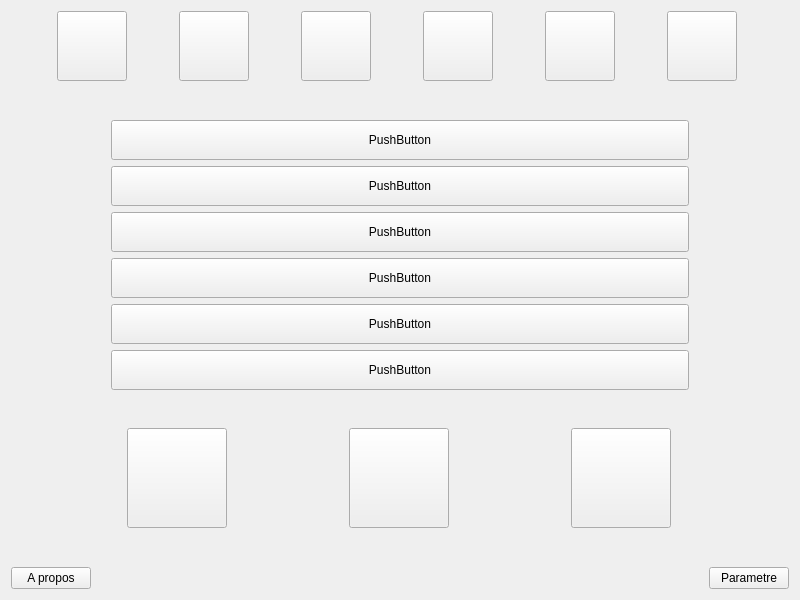
Before: the Qt Designer form carrerainterface.ui in Arrera-Software/Arrera-Interface, drawn with Qt 5.
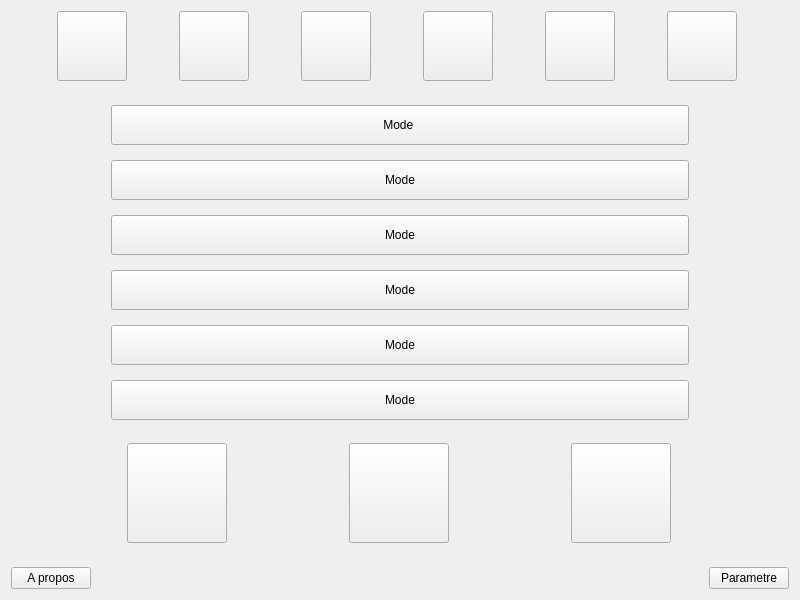
After: the same form once the commit is applied. Icons and pictures are not drawn.

```diff
--- a/carrerainterface.ui
+++ b/carrerainterface.ui
@@ -217,6 +217,9 @@
    </item>
    <item>
     <layout class="QVBoxLayout" name="mode">
+     <property name="spacing">
+      <number>15</number>
+     </property>
      <property name="leftMargin">
       <number>100</number>
      </property>
@@ -235,7 +238,7 @@
         </size>
        </property>
        <property name="text">
-        <string>PushButton</string>
+        <string>Mode </string>
        </property>
       </widget>
      </item>
@@ -254,7 +257,7 @@
         </size>
        </property>
        <property name="text">
-        <string>PushButton</string>
+        <string>Mode</string>
        </property>
       </widget>
      </item>
@@ -267,7 +270,7 @@
         </size>
        </property>
        <property name="text">
-        <string>PushButton</string>
+        <string>Mode</string>
        </property>
       </widget>
      </item>
@@ -280,7 +283,7 @@
         </size>
        </property>
        <property name="text">
-        <string>PushButton</string>
+        <string>Mode</string>
        </property>
       </widget>
      </item>
@@ -293,7 +296,7 @@
         </size>
        </property>
        <property name="text">
-        <string>PushButton</string>
+        <string>Mode</string>
        </property>
       </widget>
      </item>
@@ -306,7 +309,7 @@
         </size>
        </property>
        <property name="text">
-        <string>PushButton</string>
+        <string>Mode</string>
        </property>
       </widget>
      </item>
```
Left out of the diff: 6 changed lines with no effect on the pictures.
